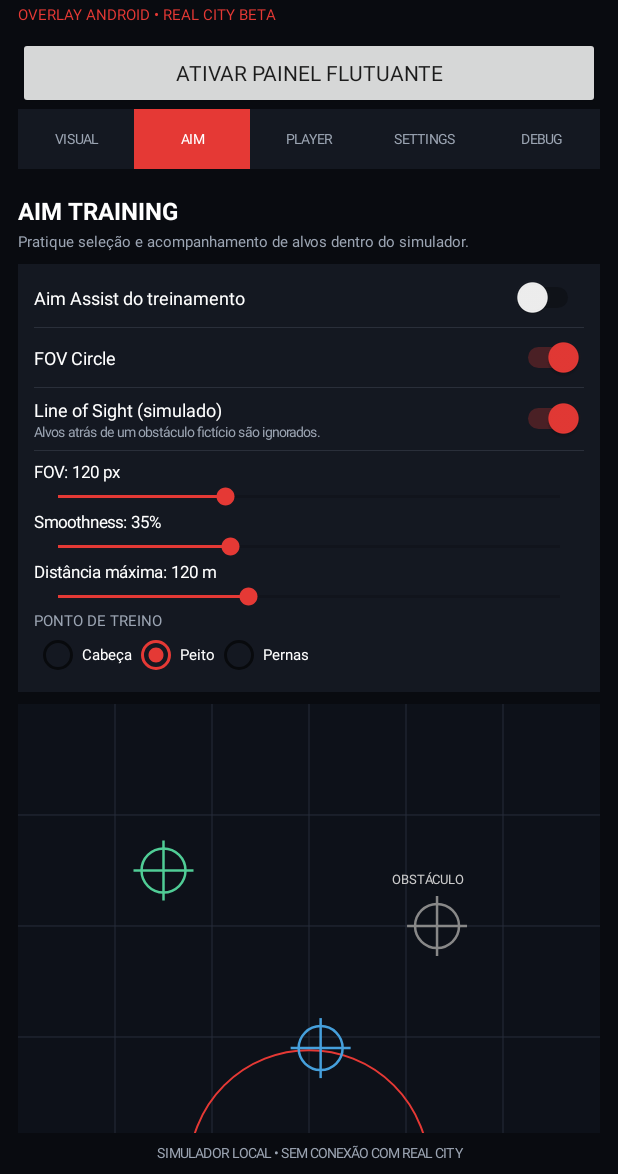
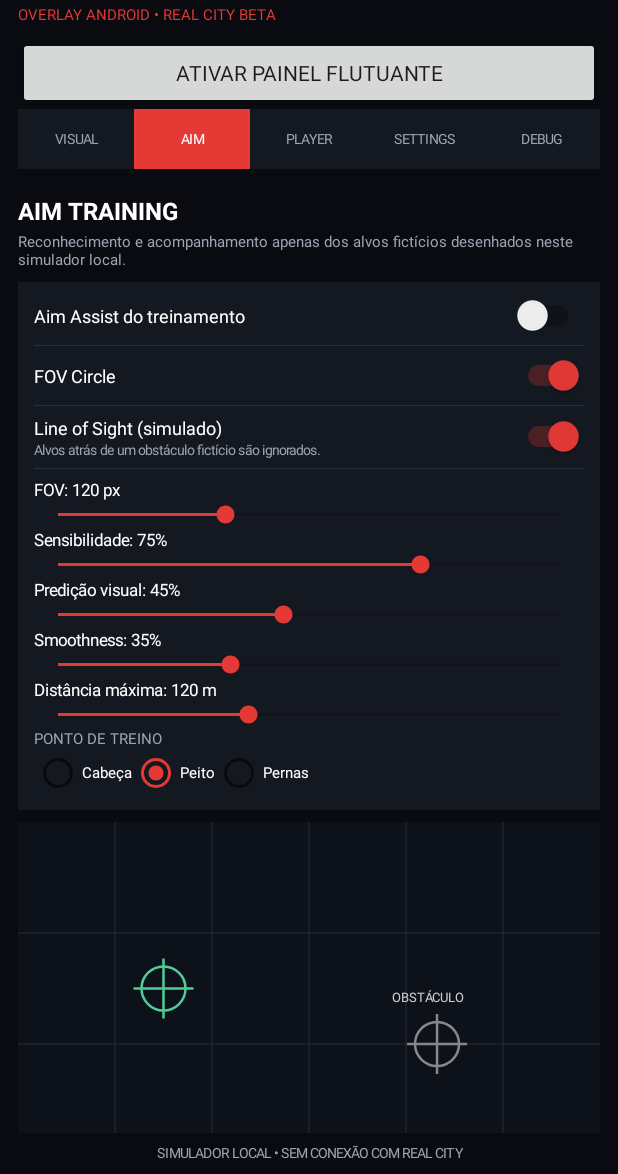
Before and after one commit to Crebejcon/REAL-CITY-RAM, an Android app: the screen it shows after launch (MainActivity), after a tap on "AIM", on a phone screen of 412 x 824 dp, the part 62-1236 px from its top. Run offline under Robolectric (Android 15) with nearby library versions, the phone set to English and light mode, and no system bars; 1 other tap on this screen came first.

Commit message:
Porta controles úteis dos arquivos de referência para o treino Android

```diff
--- a/app/src/main/java/com/realcity/ram/MainActivity.kt
+++ b/app/src/main/java/com/realcity/ram/MainActivity.kt
@@ -128,12 +128,14 @@ class MainActivity : Activity() {
         content.addView(note("Alvos e distâncias são simulados. O filtro de equipe usa uma classificação fictícia."))
     }
     private fun aimTab() {
-        section("AIM TRAINING","Pratique seleção e acompanhamento de alvos dentro do simulador.")
+        section("AIM TRAINING","Reconhecimento e acompanhamento apenas dos alvos fictícios desenhados neste simulador local.")
         val c=card()
         toggle(c,"Aim Assist do treinamento","aim_enabled",false)
         toggle(c,"FOV Circle","aim_fov",true)
         toggle(c,"Line of Sight (simulado)","aim_los",true,"Alvos atrás de um obstáculo fictício são ignorados.")
         slider(c,"FOV","aim_fov_size",30,300,120," px")
+        slider(c,"Sensibilidade","aim_sensitivity",10,100,75,"%")
+        slider(c,"Predição visual","aim_prediction",0,100,45,"%")
         slider(c,"Smoothness","aim_smooth",1,100,35,"%")
         slider(c,"Distância máxima","aim_range",10,300,120," m")
         val group=RadioGroup(this).apply { orientation=RadioGroup.HORIZONTAL }
@@ -147,7 +149,7 @@ class MainActivity : Activity() {
         val training=TrainingView(this,prefs,true)
         content.addView(training,LinearLayout.LayoutParams(-1,dp(370)))
         content.addView(Button(this).apply { text="REINICIAR TREINO"; setOnClickListener { training.resetTargets() } })
-        content.addView(note("Aim Assist move somente o retículo dentro desta área. Não envia toques nem controla outros aplicativos."))
+        content.addView(note("Os três arquivos enviados eram duas interfaces React duplicadas e uma ponte Python que gerava alvos, latência e offsets aleatórios. Eles não capturavam a tela nem detectavam jogadores. Seus controles úteis foram adaptados para Android; a simulação aleatória e Auto-Shoot/Lock Target não foram incorporados. Este treino não captura nem controla o Real City."))
     }
     private fun playerTab() {
         section("PLAYER MONITOR","Dados gerados localmente para NPCs fictícios.")
```
